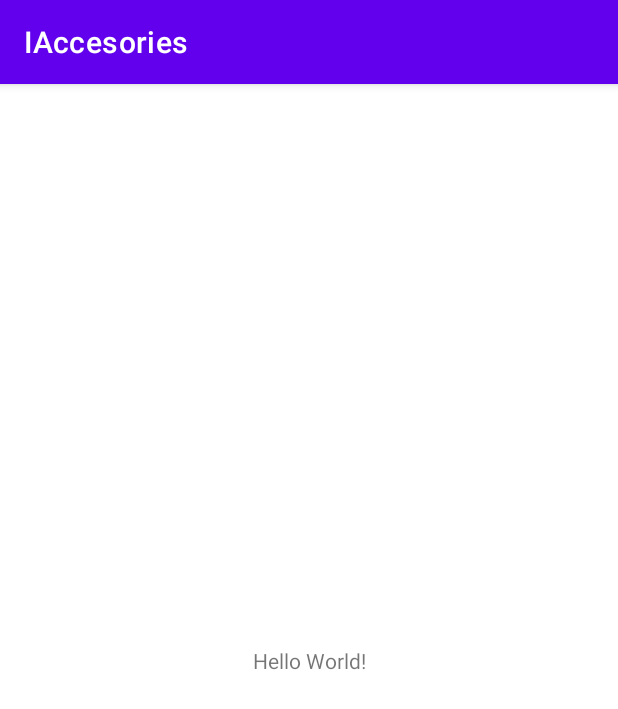
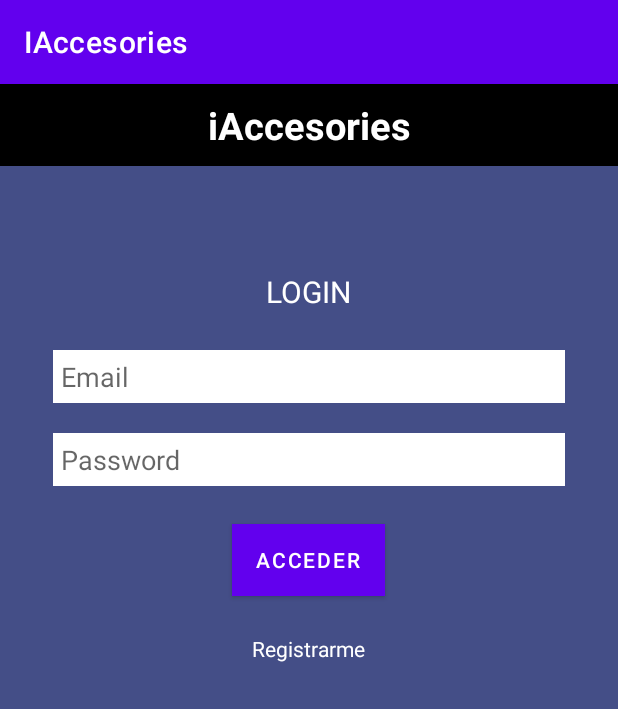
Before and after one commit to JordiHaro/IAccesories, an Android app: the screen it shows after launch (MainActivity), on a phone screen of 412 x 824 dp. Shown: the top 709 px of the screen. Run offline under Robolectric (Android 15) with nearby library versions, the phone set to English and light mode, and no system bars.

Commit message:
Commit 2: Conectando login con register

```diff
--- a/app/src/main/AndroidManifest.xml
+++ b/app/src/main/AndroidManifest.xml
@@ -14,6 +14,9 @@
         android:theme="@style/Theme.IAccesories"
         tools:targetApi="31">
         <activity
+            android:name=".RegisterActivity"
+            android:exported="false" />
+        <activity
             android:name=".MainActivity"
             android:exported="true">
             <intent-filter>
--- a/app/src/main/java/com/example/iaccesories/MainActivity.java
+++ b/app/src/main/java/com/example/iaccesories/MainActivity.java
@@ -2,13 +2,30 @@ package com.example.iaccesories;
 
 import androidx.appcompat.app.AppCompatActivity;
 
+import android.content.Intent;
 import android.os.Bundle;
+import android.view.View;
+import android.widget.TextView;
 
 public class MainActivity extends AppCompatActivity {
+
+    private TextView mTVregister;
+
 
     @Override
     protected void onCreate(Bundle savedInstanceState) {
         super.onCreate(savedInstanceState);
         setContentView(R.layout.activity_main);
+
+        mTVregister = findViewById(R.id.TV_register);
+
+        mTVregister.setOnClickListener(new View.OnClickListener() {
+            @Override
+            public void onClick(View v) {
+                //this es on es trobem y class es per donar especificacio de una clase
+                Intent intent = new Intent(MainActivity.this, RegisterActivity.class);
+                startActivity(intent);
+            }
+        });
     }
 }
--- /dev/null
+++ b/app/src/main/java/com/example/iaccesories/RegisterActivity.java
@@ -0,0 +1,14 @@
+package com.example.iaccesories;
+
+import androidx.appcompat.app.AppCompatActivity;
+
+import android.os.Bundle;
+
+public class RegisterActivity extends AppCompatActivity {
+
+    @Override
+    protected void onCreate(Bundle savedInstanceState) {
+        super.onCreate(savedInstanceState);
+        setContentView(R.layout.activity_register);
+    }
+}
--- a/app/src/main/res/layout/activity_main.xml
+++ b/app/src/main/res/layout/activity_main.xml
@@ -1,18 +1,88 @@
 <?xml version="1.0" encoding="utf-8"?>
-<androidx.constraintlayout.widget.ConstraintLayout xmlns:android="http://schemas.android.com/apk/res/android"
+<RelativeLayout xmlns:android="http://schemas.android.com/apk/res/android"
     xmlns:app="http://schemas.android.com/apk/res-auto"
     xmlns:tools="http://schemas.android.com/tools"
     android:layout_width="match_parent"
     android:layout_height="match_parent"
-    tools:context=".MainActivity">
+    tools:context=".MainActivity"
+    android:background="#444E87">
 
     <TextView
+        android:id="@+id/TV_Titulo"
+        android:layout_width="match_parent"
+        android:layout_height="wrap_content"
+        android:background="@color/black"
+        android:textColor="@color/white"
+        android:textStyle="bold"
+        android:text="iAccesories"
+        android:paddingVertical="10dp"
+        android:gravity="center"
+        android:textSize="25sp" />
+
+    <TextView
+        android:id="@+id/TV_login"
         android:layout_width="wrap_content"
         android:layout_height="wrap_content"
-        android:text="Hello World!"
-        app:layout_constraintBottom_toBottomOf="parent"
-        app:layout_constraintEnd_toEndOf="parent"
-        app:layout_constraintStart_toStartOf="parent"
-        app:layout_constraintTop_toTopOf="parent" />
+        android:layout_below="@+id/TV_Titulo"
+        android:layout_centerInParent="true"
+        android:layout_marginTop="70dp"
+        android:text="LOGIN"
+        android:textColor="@color/white"
+        android:textSize="20dp"
 
-</androidx.constraintlayout.widget.ConstraintLayout>
+        >
+    </TextView>
+
+    <EditText
+        android:id="@+id/ET_email"
+        android:layout_width="match_parent"
+        android:layout_height="wrap_content"
+        android:layout_below="@+id/TV_login"
+        android:layout_centerHorizontal="true"
+        android:layout_marginHorizontal="35dp"
+        android:hint="Email"
+        android:layout_marginTop="25dp"
+        android:background="@color/white"
+        android:padding="5dp">
+
+    </EditText>
+
+    <EditText
+        android:id="@+id/ET_password"
+        android:layout_width="match_parent"
+        android:layout_height="wrap_content"
+        android:layout_below="@+id/ET_email"
+        android:layout_centerHorizontal="true"
+        android:layout_marginHorizontal="35dp"
+        android:hint="Password"
+        android:background="@color/white"
+        android:layout_marginTop="20dp"
+        android:padding="5dp">
+    </EditText>
+
+    <Button
+        android:id="@+id/BT_acceder"
+        android:layout_width="wrap_content"
+        android:layout_height="wrap_content"
+        android:layout_below="@+id/ET_password"
+        android:layout_marginTop="25dp"
+        android:layout_centerInParent="true"
+        android:text="Acceder"
+        android:background="@color/black"
+        android:shadowColor="@color/black">
+    </Button>
+
+    <TextView
+        android:id="@+id/TV_register"
+        android:layout_width="wrap_content"
+        android:layout_height="wrap_content"
+        android:layout_below="@+id/BT_acceder"
+        android:layout_centerInParent="true"
+        android:gravity="center"
+        android:layout_margin="25dp"
+        android:textColor="@color/white"
+        android:text="Registrarme">
+
+    </TextView>
+
+</RelativeLayout>
--- /dev/null
+++ b/app/src/main/res/layout/activity_register.xml
@@ -0,0 +1,9 @@
+<?xml version="1.0" encoding="utf-8"?>
+<RelativeLayout xmlns:android="http://schemas.android.com/apk/res/android"
+    xmlns:app="http://schemas.android.com/apk/res-auto"
+    xmlns:tools="http://schemas.android.com/tools"
+    android:layout_width="match_parent"
+    android:layout_height="match_parent"
+    tools:context=".RegisterActivity">
+
+</RelativeLayout>
```
